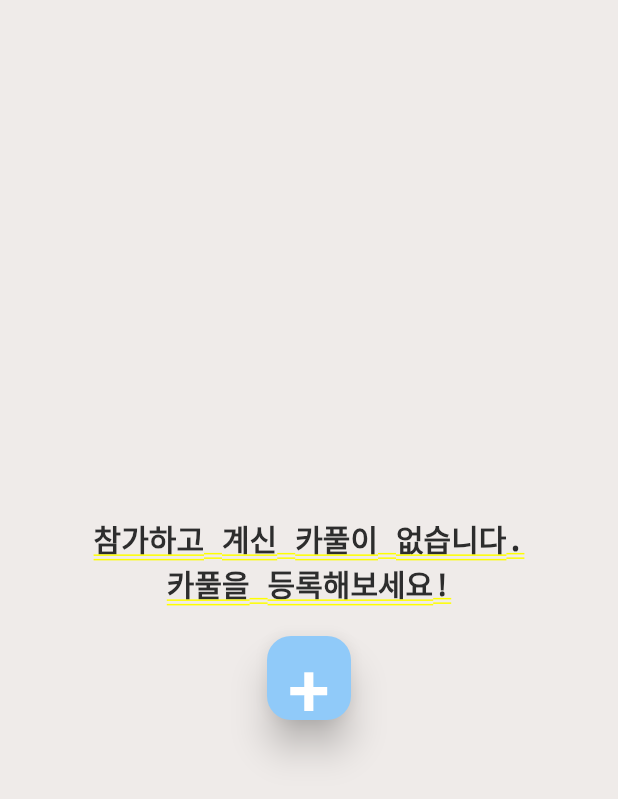
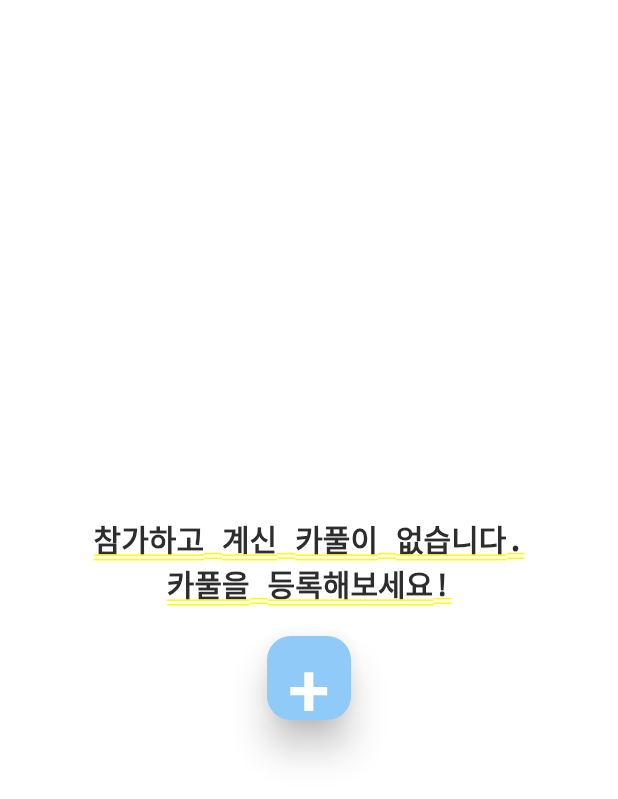
Before and after one commit to OBJECT-INHATC/INHA_CARPOOL_APP, a Flutter app: the CarpoolList screen opened directly, on a phone screen of 412 x 824 dp. Shown: the top 799 px of the screen. Run offline on Flutter 3.47's test engine with Material 2 defaults, Android fonts, the phone set to English and light mode, and no system bars; our stand-ins replace cloud_firestore, easy_localization, eva_icons_flutter, firebase_auth, firebase_core, firebase_messaging and 16 more; missing offline and left inert: app_settings, nav; accounts and stored records are empty.

```diff
--- a/inha_carpool/lib/screen/main/tab/carpool/f_carpool_list.dart
+++ b/inha_carpool/lib/screen/main/tab/carpool/f_carpool_list.dart
@@ -87,8 +87,8 @@ class _CarpoolListState extends State<CarpoolList> {
   @override
   Widget build(BuildContext context) {
     return Container(
-      decoration: BoxDecoration(
-        color: Colors.brown[50],
+      decoration: const BoxDecoration(
+        color: Colors.white,
       ),
       child: FutureBuilder<List<DocumentSnapshot>>(
         future: _loadCarpools(),
@@ -136,7 +136,8 @@ class _CarpoolListState extends State<CarpoolList> {
           } else {
             List<DocumentSnapshot> myCarpools = snapshot.data!;
 
-            return Scaffold(
+            return SafeArea(
+              child: Scaffold(
                 floatingActionButton: FloatingActionButton(
                   heroTag: "recruit_from_home",
                   elevation: 5,
@@ -161,7 +162,6 @@ class _CarpoolListState extends State<CarpoolList> {
                   ),
                 ),
                 body: Align(
-
                   alignment: Alignment.center,
                   child: ListView.builder(
                     itemCount: myCarpools.length,
@@ -423,6 +423,7 @@ class _CarpoolListState extends State<CarpoolList> {
                     },
                   ),
                 ),
+              ),
             );
           }
         },
```
Lines whose indentation alone changed are shown as unchanged.
